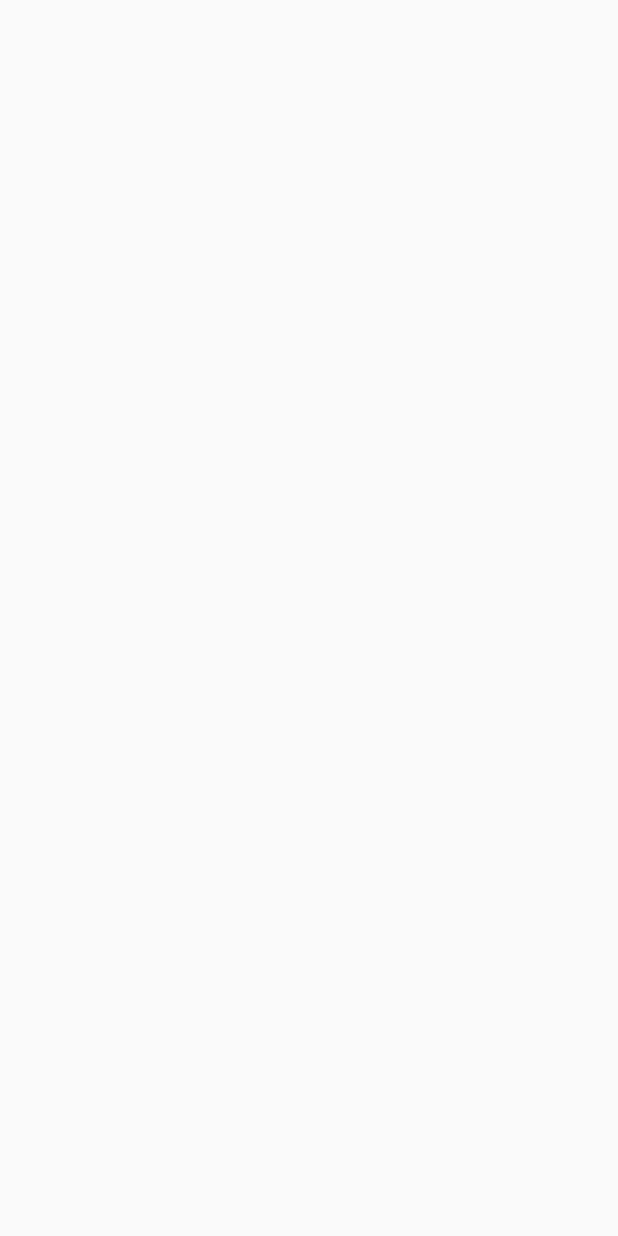
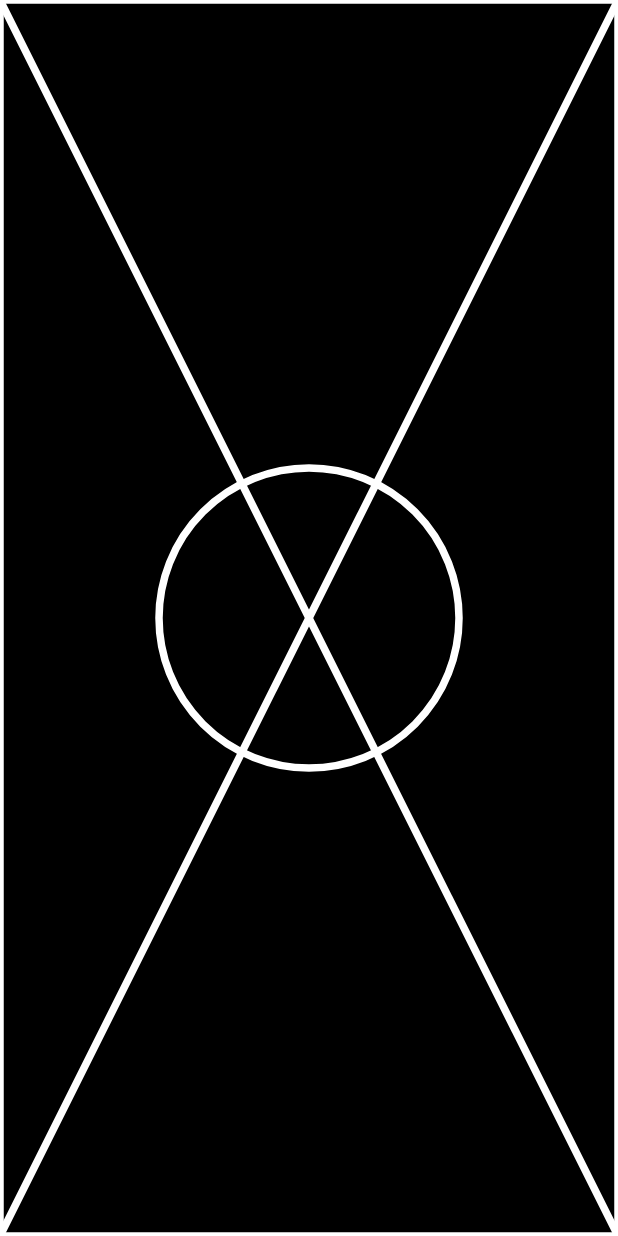
Before and after one commit to Foxxx48/ComposeCustomeView, an Android app built with Jetpack Compose: the screen it shows after launch (MainActivity), on a phone screen of 412 x 824 dp. Before the commit the screen is empty. Run offline under Robolectric (Android 15) with nearby library versions, the phone set to English and light mode, and no system bars.

Commit message:
Added CanvasExample1 with drowLines

```diff
--- a/app/build.gradle
+++ b/app/build.gradle
@@ -5,12 +5,12 @@ plugins {
 
 android {
     namespace 'com.foxxx.composecustomeview'
-    compileSdk 33
+    compileSdk 34
 
     defaultConfig {
         applicationId "com.foxxx.composecustomeview"
         minSdk 21
-        targetSdk 33
+        targetSdk 34
         versionCode 1
         versionName "1.0"
 
@@ -37,7 +37,7 @@ android {
         compose true
     }
     composeOptions {
-        kotlinCompilerExtensionVersion '1.3.2'
+        kotlinCompilerExtensionVersion '1.5.3'
     }
     packagingOptions {
         resources {
@@ -51,7 +51,7 @@ dependencies {
     implementation 'androidx.core:core-ktx:1.12.0'
     implementation 'androidx.lifecycle:lifecycle-runtime-ktx:2.6.2'
     implementation 'androidx.activity:activity-compose:1.8.0'
-    implementation platform('androidx.compose:compose-bom:2022.10.00')
+    implementation platform('androidx.compose:compose-bom:2023.10.01')
     implementation 'androidx.compose.ui:ui'
     implementation 'androidx.compose.ui:ui-graphics'
     implementation 'androidx.compose.ui:ui-tooling-preview'
@@ -60,7 +60,7 @@ dependencies {
     testImplementation 'junit:junit:4.13.2'
     androidTestImplementation 'androidx.test.ext:junit:1.1.5'
     androidTestImplementation 'androidx.test.espresso:espresso-core:3.5.1'
-    androidTestImplementation platform('androidx.compose:compose-bom:2022.10.00')
+    androidTestImplementation platform('androidx.compose:compose-bom:2023.10.01')
     androidTestImplementation 'androidx.compose.ui:ui-test-junit4'
     debugImplementation 'androidx.compose.ui:ui-tooling'
     debugImplementation 'androidx.compose.ui:ui-test-manifest'
--- /dev/null
+++ b/app/src/main/java/com/foxxx/composecustomeview/CanvasExample1.kt
@@ -0,0 +1,80 @@
+package com.foxxx.composecustomeview
+
+import androidx.compose.foundation.Canvas
+import androidx.compose.foundation.background
+import androidx.compose.foundation.layout.fillMaxSize
+import androidx.compose.runtime.Composable
+import androidx.compose.ui.Modifier
+import androidx.compose.ui.geometry.Offset
+import androidx.compose.ui.graphics.Color
+import androidx.compose.ui.graphics.drawscope.Stroke
+import androidx.compose.ui.tooling.preview.Preview
+import androidx.compose.ui.unit.dp
+import com.foxxx.composecustomeview.ui.theme.ComposeCustomeViewTheme
+
+
+@Composable
+fun CanvasEx() {
+    Canvas(
+        modifier = Modifier
+            .fillMaxSize()
+            .background(Color.Black)
+    ) {
+        drawLine(
+            color = Color.White,
+            start = Offset(0f, 0f),
+            end = Offset(size.width, size.height),
+            strokeWidth = 5.dp.toPx()
+        )
+        drawLine(
+            color = Color.White,
+            start = Offset(size.width, size.height),
+            end = Offset(0f, size.height),
+            strokeWidth = 5.dp.toPx()
+        )
+        drawLine(
+            color = Color.White,
+            start = Offset(size.width, size.height),
+            end = Offset(size.width, 0f),
+            strokeWidth = 5.dp.toPx()
+        )
+        drawLine(
+            color = Color.White,
+            start = Offset(0f, 0f),
+            end = Offset(size.width, 0f),
+            strokeWidth = 5.dp.toPx()
+        )
+
+        drawLine(
+            color = Color.White,
+            start = Offset(0f, 0f),
+            end = Offset(0f, size.height),
+            strokeWidth = 5.dp.toPx()
+        )
+        drawLine(
+            color = Color.White,
+            start = Offset(0f, size.height),
+            end = Offset(size.width, 0f),
+            strokeWidth = 5.dp.toPx()
+        )
+
+        drawCircle(
+            color = Color.White,
+            radius = 100.dp.toPx(),
+            style = Stroke(
+                width = 5.dp.toPx()
+            )
+
+        )
+    }
+}
+
+@Preview
+@Composable
+fun ComposeCustomeViewDarkTheme() {
+    ComposeCustomeViewTheme(
+        darkTheme = true
+    ) {
+        CanvasEx()
+    }
+}
--- a/app/src/main/java/com/foxxx/composecustomeview/MainActivity.kt
+++ b/app/src/main/java/com/foxxx/composecustomeview/MainActivity.kt
@@ -8,7 +8,7 @@ class MainActivity : ComponentActivity() {
     override fun onCreate(savedInstanceState: Bundle?) {
         super.onCreate(savedInstanceState)
         setContent {
-
+            CanvasEx()
         }
     }
 }
--- a/build.gradle
+++ b/build.gradle
@@ -2,5 +2,5 @@
 plugins {
     id 'com.android.application' version '8.0.0' apply false
     id 'com.android.library' version '8.0.0' apply false
-    id 'org.jetbrains.kotlin.android' version '1.9.20-RC2' apply false
+    id 'org.jetbrains.kotlin.android' version '1.9.10' apply false
 }
```
